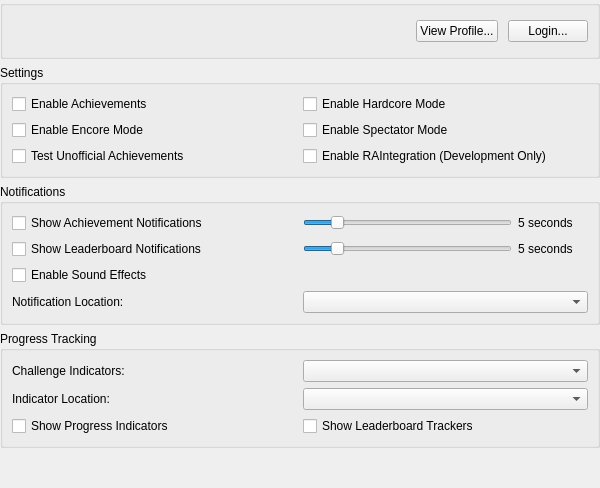
Qt form src/duckstation-qt/achievementsettingswidget.ui (stenzek/duckstation) before a commit.
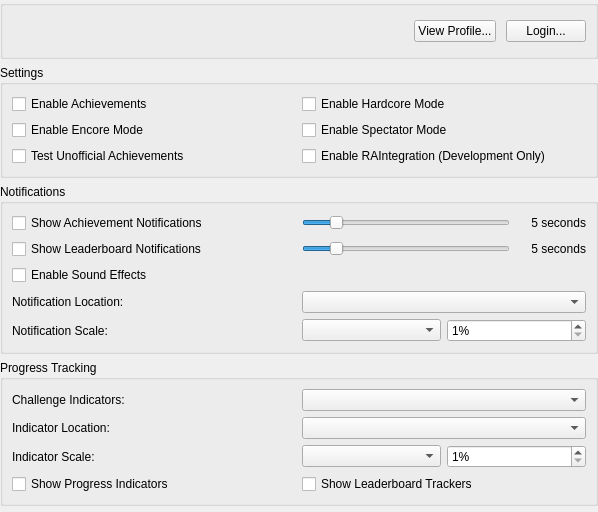
The same form after that commit.

Commit message: Achievements: Add scale options for notifications/indicators

What changed in the file:
```diff
--- a/src/duckstation-qt/achievementsettingswidget.ui
+++ b/src/duckstation-qt/achievementsettingswidget.ui
@@ -6,8 +6,8 @@
    <rect>
     <x>0</x>
     <y>0</y>
-    <width>600</width>
-    <height>488</height>
+    <width>598</width>
+    <height>512</height>
    </rect>
   </property>
   <layout class="QVBoxLayout" name="verticalLayout">
@@ -174,6 +174,9 @@
           <property name="text">
            <string>5 seconds</string>
           </property>
+          <property name="alignment">
+           <set>Qt::AlignmentFlag::AlignRight|Qt::AlignmentFlag::AlignTrailing|Qt::AlignmentFlag::AlignVCenter</set>
+          </property>
          </widget>
         </item>
        </layout>
@@ -217,20 +220,21 @@
           <property name="text">
            <string>5 seconds</string>
           </property>
+          <property name="alignment">
+           <set>Qt::AlignmentFlag::AlignRight|Qt::AlignmentFlag::AlignTrailing|Qt::AlignmentFlag::AlignVCenter</set>
+          </property>
          </widget>
         </item>
        </layout>
       </item>
-      <item row="2" column="0" colspan="2">
-       <layout class="QHBoxLayout" name="horizontalLayout_4" stretch="1,1">
-        <item>
+      <item row="2" column="0">
          <widget class="QCheckBox" name="soundEffects">
           <property name="text">
            <string>Enable Sound Effects</string>
           </property>
          </widget>
         </item>
-        <item>
+      <item row="2" column="1">
          <widget class="QLabel" name="changeSoundsLink">
           <property name="alignment">
            <set>Qt::AlignmentFlag::AlignRight|Qt::AlignmentFlag::AlignTrailing|Qt::AlignmentFlag::AlignVCenter</set>
@@ -243,8 +247,6 @@
           </property>
          </widget>
         </item>
-       </layout>
-      </item>
       <item row="3" column="0">
        <widget class="QLabel" name="notificationLocationLabel">
         <property name="text">
@@ -255,6 +257,33 @@
       <item row="3" column="1">
        <widget class="QComboBox" name="notificationLocation"/>
       </item>
+      <item row="4" column="0">
+       <widget class="QLabel" name="notificationScaleLabel">
+        <property name="text">
+         <string>Notification Scale:</string>
+        </property>
+       </widget>
+      </item>
+      <item row="4" column="1">
+       <layout class="QHBoxLayout" name="notificationScaleLayout">
+        <item>
+         <widget class="QComboBox" name="notificationScale"/>
+        </item>
+        <item>
+         <widget class="QSpinBox" name="notificationScaleCustom">
+          <property name="suffix">
+           <string>%</string>
+          </property>
+          <property name="minimum">
+           <number>1</number>
+          </property>
+          <property name="maximum">
+           <number>1000</number>
+          </property>
+         </widget>
+        </item>
+       </layout>
+      </item>
      </layout>
     </widget>
    </item>
@@ -285,13 +314,40 @@
        <widget class="QComboBox" name="indicatorLocation"/>
       </item>
       <item row="2" column="0">
+       <widget class="QLabel" name="indicatorScaleLabel">
+        <property name="text">
+         <string>Indicator Scale:</string>
+        </property>
+       </widget>
+      </item>
+      <item row="2" column="1">
+       <layout class="QHBoxLayout" name="indicatorScaleLayout">
+        <item>
+         <widget class="QComboBox" name="indicatorScale"/>
+        </item>
+        <item>
+         <widget class="QSpinBox" name="indicatorScaleCustom">
+          <property name="suffix">
+           <string>%</string>
+          </property>
+          <property name="minimum">
+           <number>1</number>
+          </property>
+          <property name="maximum">
+           <number>1000</number>
+          </property>
+         </widget>
+        </item>
+       </layout>
+      </item>
+      <item row="3" column="0">
        <widget class="QCheckBox" name="progressIndicators">
         <property name="text">
          <string>Show Progress Indicators</string>
         </property>
        </widget>
       </item>
-      <item row="2" column="1">
+      <item row="3" column="1">
        <widget class="QCheckBox" name="leaderboardTrackers">
         <property name="text">
          <string>Show Leaderboard Trackers</string>
```
Lines whose indentation alone changed are shown as unchanged. The commit also changes 8 other files.
